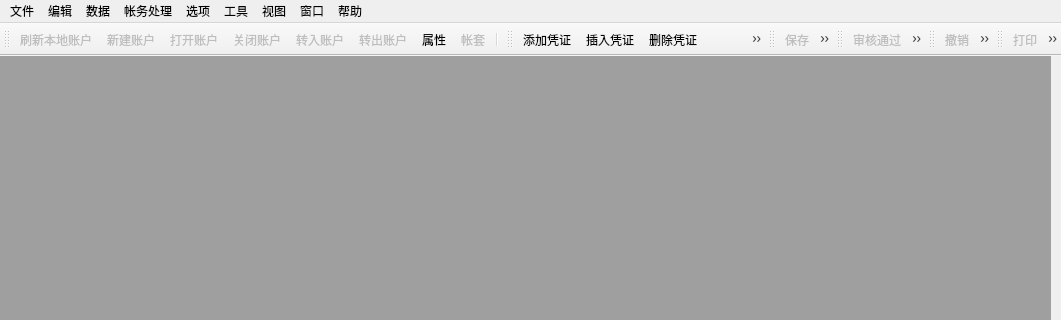
Old version of the form forms/mainwindow.ui in the repository wangkungit5905/PzAssistant; both pictures show x 0 to 1061 and y 0 to 320 of the 1061 by 600 pixel window.
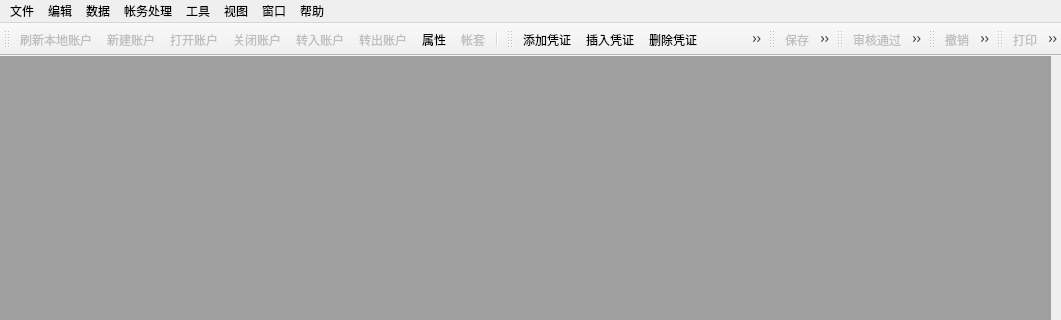
New version of the form. Icons and pictures are not drawn. Custom widgets are drawn as their Qt base class.

```diff
--- a/forms/mainwindow.ui
+++ b/forms/mainwindow.ui
@@ -185,11 +185,6 @@
     </property>
     <addaction name="actAbout"/>
    </widget>
-   <widget class="QMenu" name="mnuOption">
-    <property name="title">
-     <string>选项</string>
-    </property>
-   </widget>
    <widget class="QMenu" name="mnuWindow">
     <property name="title">
      <string>窗口</string>
@@ -214,7 +209,6 @@
    <addaction name="menuEdit"/>
    <addaction name="mnuData"/>
    <addaction name="mnuAccPrcess"/>
-   <addaction name="mnuOption"/>
    <addaction name="mnuTool"/>
    <addaction name="mnuView"/>
    <addaction name="mnuWindow"/>
```
